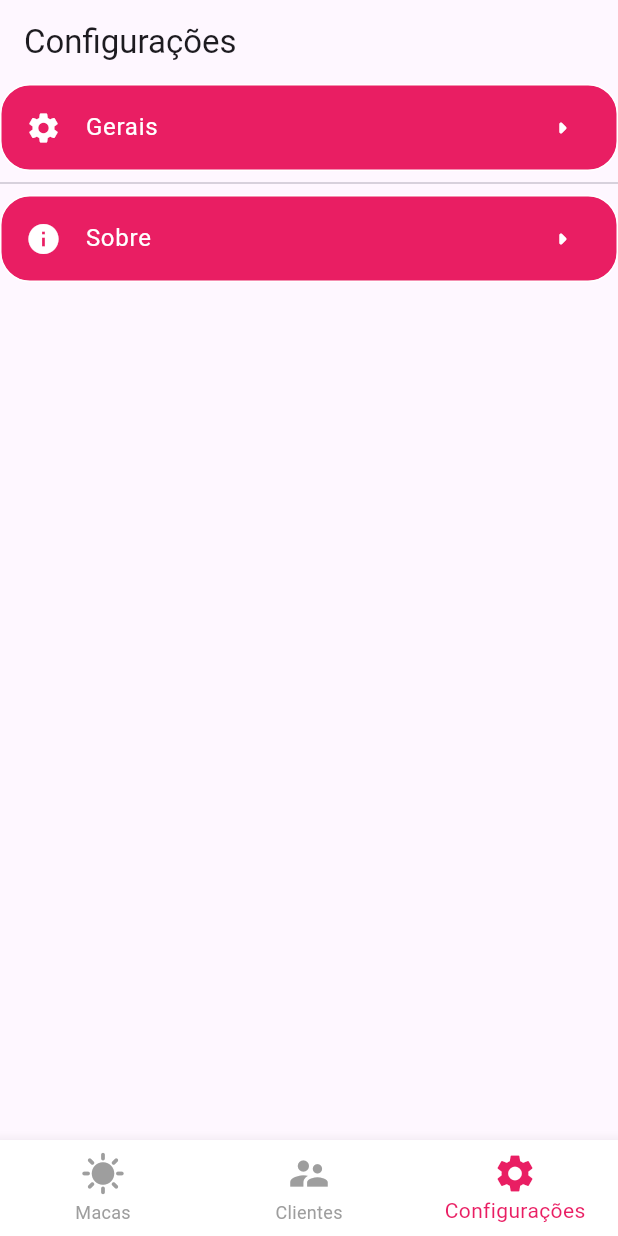
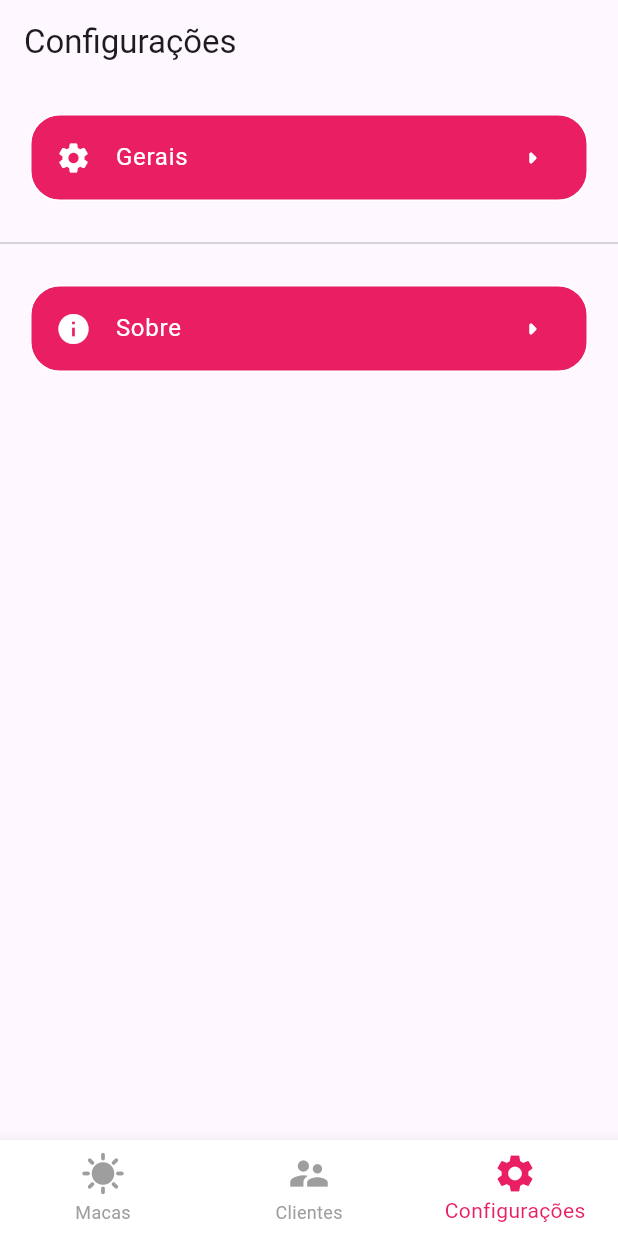
Before and after one commit to Fael123Programming/agendador-bronzeamento-flutter, a Flutter app: the screen it shows after launch, item 3 of the bottom bar chosen, on a phone screen of 412 x 824 dp. Run offline on Flutter 3.47's test engine with Material 3 defaults, Android fonts, the light colour scheme and no system bars; our stand-ins replace grouped_list, image_picker, nice_buttons.

Commit message:
Fix: refreshment

```diff
--- a/lib/config/route_paths.dart
+++ b/lib/config/route_paths.dart
@@ -3,4 +3,5 @@ class RoutePaths {
   static const String home = '/home';
   static const String clientDetails = '/client_details';
   static const String bedDetails = '/bed_details';
+  static const String general = '/general';
 }
--- a/lib/views/settings/components/setting_item.dart
+++ /dev/null
@@ -1,47 +0,0 @@
-import 'package:flutter/material.dart';
-
-class SettingItem extends StatefulWidget {
-  final String title;
-  final IconData icon;
-  final void Function() onTap;
-
-  const SettingItem(
-      {super.key,
-      required this.title,
-      required this.icon,
-      required this.onTap});
-
-  @override
-  State<SettingItem> createState() => _SettingItemState();
-}
-
-class _SettingItemState extends State<SettingItem> {
-  Color? tileColor = Colors.pink;
-
-  @override
-  Widget build(BuildContext context) {
-    return ListTile(
-      shape: const RoundedRectangleBorder(
-        borderRadius: BorderRadius.all(Radius.circular(20)),
-        side: BorderSide(color: Colors.white),
-      ),
-      onTap: widget.onTap,
-      hoverColor: Colors.pink[100],
-      tileColor: tileColor,
-      title: Text(
-        widget.title,
-        style: const TextStyle(
-          color: Colors.white,
-        ),
-      ),
-      leading: Icon(
-        widget.icon,
-        color: Colors.white,
-      ),
-      trailing: const Icon(
-        Icons.arrow_right_rounded,
-        color: Colors.white,
-      ),
-    );
-  }
-}
--- a/lib/views/settings/settings.dart
+++ b/lib/views/settings/settings.dart
@@ -1,4 +1,5 @@
-import 'package:agendador_bronzeamento/views/settings/components/setting_item.dart';
+import 'package:agendador_bronzeamento/config/route_paths.dart';
+import 'package:agendador_bronzeamento/views/settings/widgets/setting_item.dart';
 import 'package:flutter/material.dart';
 
 class Settings extends StatefulWidget {
@@ -9,13 +10,20 @@ class Settings extends StatefulWidget {
 }
 
 class _SettingsState extends State<Settings> {
-  final List<Widget> settingItems = [
-    SettingItem(title: 'Gerais', icon: Icons.settings, onTap: () {}),
-    SettingItem(title: 'Sobre', icon: Icons.info, onTap: () {}),
-  ];
-
   @override
   Widget build(BuildContext context) {
+    final List<Widget> settingItems = [
+      SettingItem(
+        title: 'Gerais',
+        icon: Icons.settings,
+        onTap: () => Navigator.pushNamed(context, RoutePaths.general),
+      ),
+      SettingItem(
+        title: 'Sobre',
+        icon: Icons.info,
+        onTap: () {},
+      ),
+    ];
     return Scaffold(
       appBar: AppBar(
         title: const Text('Configurações'),
@@ -23,7 +31,7 @@ class _SettingsState extends State<Settings> {
       body: Center(
         child: SafeArea(
           child: ListView.separated(
-            itemCount: 2,
+            itemCount: settingItems.length,
             separatorBuilder: (BuildContext context, int index) =>
                 const Divider(),
             itemBuilder: (BuildContext context, int index) {
--- /dev/null
+++ b/lib/views/settings/widgets/setting_item.dart
@@ -0,0 +1,51 @@
+import 'package:flutter/material.dart';
+
+class SettingItem extends StatefulWidget {
+  final String title;
+  final IconData icon;
+  final void Function() onTap;
+
+  const SettingItem({
+    super.key,
+    required this.title,
+    required this.icon,
+    required this.onTap,
+  });
+
+  @override
+  State<SettingItem> createState() => _SettingItemState();
+}
+
+class _SettingItemState extends State<SettingItem> {
+  Color? tileColor = Colors.pink;
+
+  @override
+  Widget build(BuildContext context) {
+    return Container(
+      margin: const EdgeInsets.all(20),
+      child: ListTile(
+        shape: const RoundedRectangleBorder(
+          borderRadius: BorderRadius.all(Radius.circular(20)),
+          side: BorderSide(color: Colors.white),
+        ),
+        onTap: widget.onTap,
+        hoverColor: Colors.pink[100],
+        tileColor: tileColor,
+        title: Text(
+          widget.title,
+          style: const TextStyle(
+            color: Colors.white,
+          ),
+        ),
+        leading: Icon(
+          widget.icon,
+          color: Colors.white,
+        ),
+        trailing: const Icon(
+          Icons.arrow_right_rounded,
+          color: Colors.white,
+        ),
+      ),
+    );
+  }
+}
```
Also changed, not shown: lib/config/custom_router.dart (+10 -0 lines), lib/views/settings/screens/general.dart (added, +117 -0 lines).
